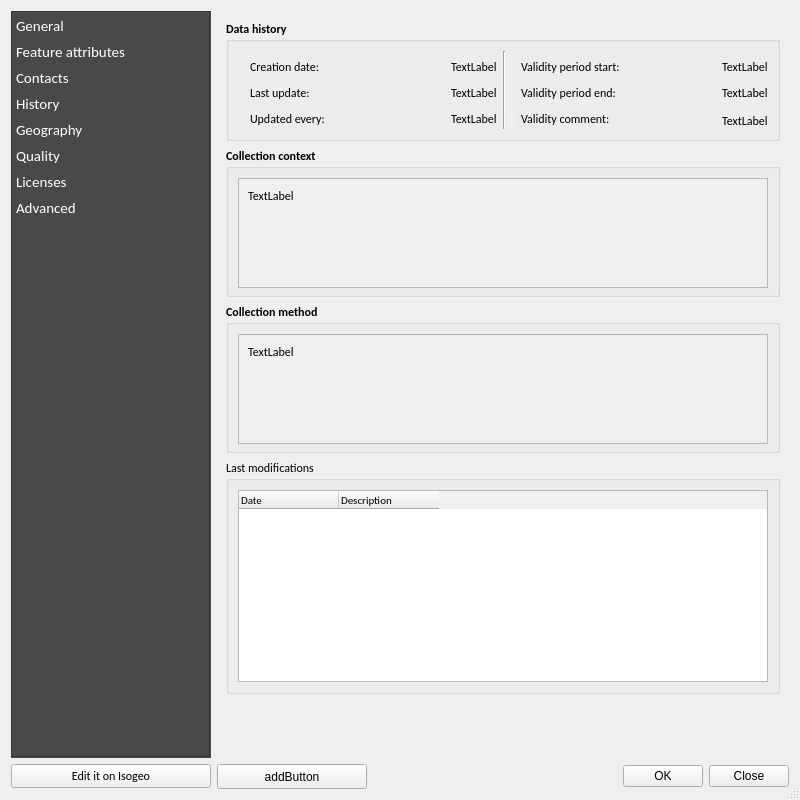
Old version of the form ui/metadata/ui_md_details.ui in the repository isogeo/isogeo-plugin-qgis.
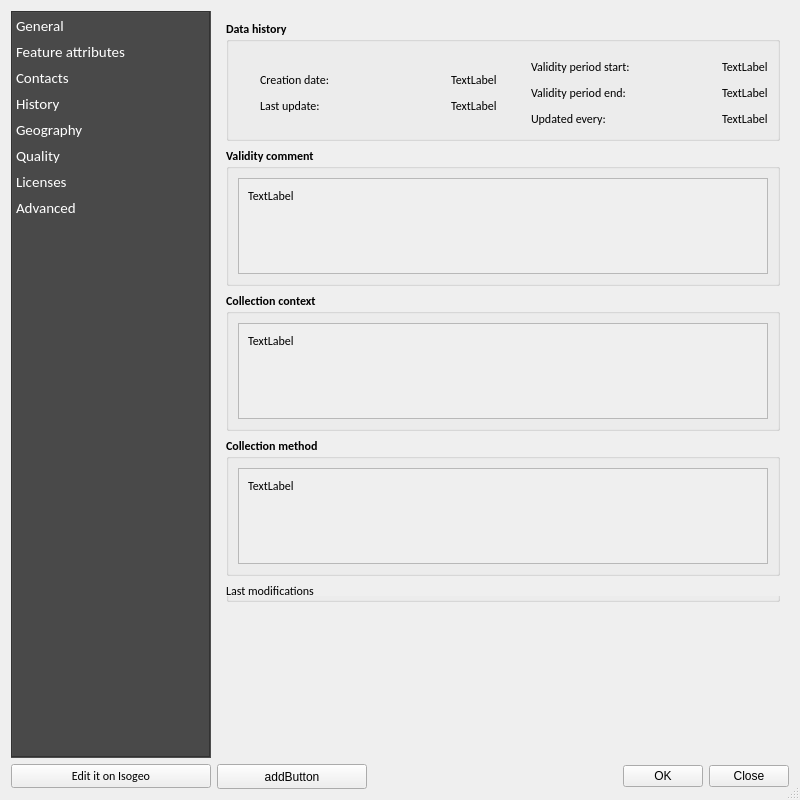
New version of the form. Icons and pictures are not drawn. Custom widgets are drawn as their Qt base class.

Commit message: #448 Add a GroupBox dedicated to validity comment

Patch:
```diff
--- a/ui/metadata/ui_md_details.ui
+++ b/ui/metadata/ui_md_details.ui
@@ -1218,6 +1218,12 @@
         <layout class="QVBoxLayout" name="verticalLayout_18">
          <item>
           <widget class="QGroupBox" name="grp_history">
+           <property name="sizePolicy">
+            <sizepolicy hsizetype="Preferred" vsizetype="Fixed">
+             <horstretch>0</horstretch>
+             <verstretch>0</verstretch>
+            </sizepolicy>
+           </property>
            <property name="minimumSize">
             <size>
              <width>0</width>
@@ -1244,6 +1250,12 @@
            <layout class="QGridLayout" name="gridLayout_5">
             <item row="0" column="1" rowspan="3" colspan="2">
              <widget class="Line" name="vert_separator">
+              <property name="sizePolicy">
+               <sizepolicy hsizetype="Fixed" vsizetype="Fixed">
+                <horstretch>0</horstretch>
+                <verstretch>0</verstretch>
+               </sizepolicy>
+              </property>
               <property name="orientation">
                <enum>Qt::Vertical</enum>
               </property>
@@ -1253,36 +1265,6 @@
              <layout class="QVBoxLayout" name="verticalLayout_14">
               <item>
                <layout class="QGridLayout" name="gridLayout_9">
-                <item row="2" column="5">
-                 <widget class="QLabel" name="val_frequency">
-                  <property name="font">
-                   <font>
-                    <family>Calibri</family>
-                    <pointsize>9</pointsize>
-                    <weight>50</weight>
-                    <bold>false</bold>
-                   </font>
-                  </property>
-                  <property name="text">
-                   <string>TextLabel</string>
-                  </property>
-                 </widget>
-                </item>
-                <item row="2" column="2">
-                 <widget class="QLabel" name="lbl_frequency">
-                  <property name="font">
-                   <font>
-                    <family>Calibri</family>
-                    <pointsize>9</pointsize>
-                    <weight>50</weight>
-                    <bold>false</bold>
-                   </font>
-                  </property>
-                  <property name="text">
-                   <string>Updated every:</string>
-                  </property>
-                 </widget>
-                </item>
                 <item row="1" column="5">
                  <widget class="QLabel" name="val_data_update">
                   <property name="font">
@@ -1298,42 +1280,18 @@
                   </property>
                  </widget>
                 </item>
-                <item row="1" column="2">
-                 <widget class="QLabel" name="lbl_data_update">
-                  <property name="font">
-                   <font>
-                    <family>Calibri</family>
-                    <pointsize>9</pointsize>
-                    <weight>50</weight>
-                    <bold>false</bold>
-                   </font>
+                <item row="0" column="3">
+                 <spacer name="horiz_spacer_data_update">
+                  <property name="orientation">
+                   <enum>Qt::Horizontal</enum>
                   </property>
-                  <property name="text">
-                   <string>Last update:</string>
-                  </property>
-                 </widget>
-                </item>
-                <item row="1" column="1">
-                 <widget class="QLabel" name="ico_data_update">
-                  <property name="maximumSize">
+                  <property name="sizeHint" stdset="0">
                    <size>
-                    <width>16</width>
-                    <height>16</height>
+                    <width>13</width>
+                    <height>20</height>
                    </size>
                   </property>
-                  <property name="text">
-                   <string/>
-                  </property>
-                  <property name="pixmap">
-                   <pixmap resource="../../resources.qrc">:/plugins/Isogeo/resources/results/sort-datamodified.svg</pixmap>
-                  </property>
-                  <property name="scaledContents">
-                   <bool>true</bool>
-                  </property>
-                  <property name="alignment">
-                   <set>Qt::AlignCenter</set>
-                  </property>
-                 </widget>
+                 </spacer>
                 </item>
                 <item row="0" column="5">
                  <widget class="QLabel" name="val_data_crea">
@@ -1352,6 +1310,12 @@
                 </item>
                 <item row="0" column="1">
                  <widget class="QLabel" name="ico_data_crea">
+                  <property name="minimumSize">
+                   <size>
+                    <width>16</width>
+                    <height>16</height>
+                   </size>
+                  </property>
                   <property name="maximumSize">
                    <size>
                     <width>16</width>
@@ -1372,6 +1336,47 @@
                   </property>
                  </widget>
                 </item>
+                <item row="1" column="3">
+                 <spacer name="horizontalSpacer">
+                  <property name="orientation">
+                   <enum>Qt::Horizontal</enum>
+                  </property>
+                  <property name="sizeHint" stdset="0">
+                   <size>
+                    <width>40</width>
+                    <height>20</height>
+                   </size>
+                  </property>
+                 </spacer>
+                </item>
+                <item row="1" column="1">
+                 <widget class="QLabel" name="ico_data_update">
+                  <property name="minimumSize">
+                   <size>
+                    <width>16</width>
+                    <height>16</height>
+                   </size>
+                  </property>
+                  <property name="maximumSize">
+                   <size>
+                    <width>16</width>
+                    <height>16</height>
+                   </size>
+                  </property>
+                  <property name="text">
+                   <string/>
+                  </property>
+                  <property name="pixmap">
+                   <pixmap resource="../../resources.qrc">:/plugins/Isogeo/resources/results/sort-datamodified.svg</pixmap>
+                  </property>
+                  <property name="scaledContents">
+                   <bool>true</bool>
+                  </property>
+                  <property name="alignment">
+                   <set>Qt::AlignCenter</set>
+                  </property>
+                 </widget>
+                </item>
                 <item row="0" column="2">
                  <widget class="QLabel" name="lbl_data_crea">
                   <property name="font">
@@ -1387,53 +1392,8 @@
                   </property>
                  </widget>
                 </item>
-                <item row="1" column="3">
-                 <spacer name="horizontalSpacer">
-                  <property name="orientation">
-                   <enum>Qt::Horizontal</enum>
-                  </property>
-                  <property name="sizeHint" stdset="0">
-                   <size>
-                    <width>40</width>
-                    <height>20</height>
-                   </size>
-                  </property>
-                 </spacer>
-                </item>
-                <item row="0" column="3">
-                 <spacer name="horiz_spacer_data_update">
-                  <property name="orientation">
-                   <enum>Qt::Horizontal</enum>
-                  </property>
-                  <property name="sizeHint" stdset="0">
-                   <size>
-                    <width>13</width>
-                    <height>20</height>
-                   </size>
-                  </property>
-                 </spacer>
-                </item>
-                <item row="2" column="3">
-                 <spacer name="horizontalSpacer_2">
-                  <property name="orientation">
-                   <enum>Qt::Horizontal</enum>
-                  </property>
-                  <property name="sizeHint" stdset="0">
-                   <size>
-                    <width>40</width>
-                    <height>20</height>
-                   </size>
-                  </property>
-                 </spacer>
-                </item>
-                <item row="2" column="1">
-                 <widget class="QLabel" name="ico_frequency">
-                  <property name="maximumSize">
-                   <size>
-                    <width>16</width>
-                    <height>16</height>
-                   </size>
-                  </property>
+                <item row="1" column="2">
+                 <widget class="QLabel" name="lbl_data_update">
                   <property name="font">
                    <font>
                     <family>Calibri</family>
@@ -1443,16 +1403,7 @@
                    </font>
                   </property>
                   <property name="text">
-                   <string/>
-                  </property>
-                  <property name="pixmap">
-                   <pixmap resource="../../resources.qrc">:/plugins/Isogeo/resources/refresh.svg</pixmap>
-                  </property>
-                  <property name="scaledContents">
-                   <bool>true</bool>
-                  </property>
-                  <property name="alignment">
-                   <set>Qt::AlignCenter</set>
+                   <string>Last update:</string>
                   </property>
                  </widget>
                 </item>
@@ -1464,48 +1415,6 @@
              <layout class="QVBoxLayout" name="verticalLayout_15">
               <item>
                <layout class="QGridLayout" name="gridLayout_11">
-                <item row="2" column="1">
-                 <widget class="QLabel" name="lbl_valid_comment">
-                  <property name="font">
-                   <font>
-                    <family>Calibri</family>
-                    <pointsize>9</pointsize>
-                    <weight>50</weight>
-                    <bold>false</bold>
-                   </font>
-                  </property>
-                  <property name="text">
-                   <string>Validity comment:</string>
-                  </property>
-                 </widget>
-                </item>
-                <item row="2" column="3">
-                 <widget class="QLabel" name="val_valid_comment">
-                  <property name="font">
-                   <font>
-                    <family>Calibri</family>
-                    <pointsize>9</pointsize>
-                    <weight>50</weight>
-                    <bold>false</bold>
-                   </font>
-                  </property>
-                  <property name="text">
-                   <string>TextLabel</string>
-                  </property>
-                  <property name="scaledContents">
-                   <bool>true</bool>
-                  </property>
-                  <property name="alignment">
-                   <set>Qt::AlignBottom|Qt::AlignLeading|Qt::AlignLeft</set>
-                  </property>
-                  <property name="wordWrap">
-                   <bool>true</bool>
-                  </property>
-                  <property name="openExternalLinks">
-                   <bool>true</bool>
-                  </property>
-                 </widget>
-                </item>
                 <item row="2" column="2">
                  <spacer name="horizontalSpacer_3">
                   <property name="orientation">
@@ -1519,47 +1428,14 @@
                   </property>
                  </spacer>
                 </item>
-                <item row="2" column="0">
-                 <widget class="QLabel" name="ico_valid_comment">
-                  <property name="maximumSize">
-                   <size>
-                    <width>16</width>
-                    <height>16</height>
-                   </size>
-                  </property>
-                  <property name="font">
-                   <font>
-                    <family>Calibri</family>
-                    <pointsize>9</pointsize>
-                    <weight>50</weight>
-                    <bold>false</bold>
-                   </font>
-                  </property>
-                  <property name="autoFillBackground">
-                   <bool>true</bool>
-                  </property>
-                  <property name="text">
-                   <string/>
-                  </property>
-                  <property name="pixmap">
-                   <pixmap resource="../../resources.qrc">:/plugins/Isogeo/resources/metadata/comment-o.svg</pixmap>
-                  </property>
-                  <property name="scaledContents">
-                   <bool>true</bool>
-                  </property>
-                  <property name="alignment">
-                   <set>Qt::AlignCenter</set>
-                  </property>
-                  <property name="wordWrap">
-                   <bool>true</bool>
-                  </property>
-                  <property name="textInteractionFlags">
-                   <set>Qt::NoTextInteraction</set>
-                  </property>
-                 </widget>
-                </item>
                 <item row="1" column="0">
                  <widget class="QLabel" name="ico_valid_end">
+                  <property name="minimumSize">
+                   <size>
+                    <width>16</width>
+                    <height>16</height>
+                   </size>
+                  </property>
                   <property name="maximumSize">
                    <size>
                     <width>16</width>
@@ -1597,6 +1473,12 @@
                 </item>
                 <item row="0" column="0">
                  <widget class="QLabel" name="ico_valid_start">
+                  <property name="minimumSize">
+                   <size>
+                    <width>16</width>
+                    <height>16</height>
+                   </size>
+                  </property>
                   <property name="maximumSize">
                    <size>
                     <width>16</width>
@@ -1688,6 +1570,72 @@
                   </property>
                  </spacer>
                 </item>
+                <item row="2" column="1">
+                 <widget class="QLabel" name="lbl_frequency">
+                  <property name="font">
+                   <font>
+                    <family>Calibri</family>
+                    <pointsize>9</pointsize>
+                    <weight>50</weight>
+                    <bold>false</bold>
+                   </font>
+                  </property>
+                  <property name="text">
+                   <string>Updated every:</string>
+                  </property>
+                 </widget>
+                </item>
+                <item row="2" column="0">
+                 <widget class="QLabel" name="ico_frequency">
+                  <property name="minimumSize">
+                   <size>
+                    <width>16</width>
+                    <height>16</height>
+                   </size>
+                  </property>
+                  <property name="maximumSize">
+                   <size>
+                    <width>16</width>
+                    <height>16</height>
+                   </size>
+                  </property>
+                  <property name="font">
+                   <font>
+                    <family>Calibri</family>
+                    <pointsize>9</pointsize>
+                    <weight>50</weight>
+                    <bold>false</bold>
+                   </font>
+                  </property>
+                  <property name="text">
+                   <string/>
+                  </property>
+                  <property name="pixmap">
+                   <pixmap resource="../../resources.qrc">:/plugins/Isogeo/resources/refresh.svg</pixmap>
+                  </property>
+                  <property name="scaledContents">
+                   <bool>true</bool>
+                  </property>
+                  <property name="alignment">
+                   <set>Qt::AlignCenter</set>
+                  </property>
+                 </widget>
+                </item>
+                <item row="2" column="3">
+                 <widget class="QLabel" name="val_frequency">
+                  <property name="font">
+                   <font>
+                    <family>Calibri</family>
+                    <pointsize>9</pointsize>
+                    <weight>50</weight>
+                    <bold>false</bold>
+                   </font>
+                  </property>
+                  <property name="text">
+                   <string>TextLabel</string>
+                  </property>
+                 </widget>
+                </item>
                </layout>
               </item>
              </layout>
@@ -1698,18 +1646,117 @@
            <zorder></zorder>
           </widget>
          </item>
+         <item>
+          <widget class="QGroupBox" name="grp_valid_comment">
+           <property name="sizePolicy">
+            <sizepolicy hsizetype="Preferred" vsizetype="Preferred">
+             <horstretch>0</horstretch>
+             <verstretch>0</verstretch>
+            </sizepolicy>
+           </property>
+           <property name="font">
+            <font>
+             <family>Calibri</family>
+             <pointsize>9</pointsize>
+             <weight>75</weight>
+             <bold>true</bold>
+            </font>
+           </property>
+           <property name="title">
+            <string>Validity comment</string>
+           </property>
+           <layout class="QVBoxLayout" name="verticalLayout_8">
+            <item>
+             <widget class="QScrollArea" name="scrollArea_8">
+              <property name="sizePolicy">
+               <sizepolicy hsizetype="Expanding" vsizetype="Expanding">
+                <horstretch>0</horstretch>
+                <verstretch>0</verstretch>
+               </sizepolicy>
+              </property>
+              <property name="widgetResizable">
+               <bool>true</bool>
+              </property>
+              <widget class="QWidget" name="scrollAreaWidgetContents_9">
+               <property name="geometry">
+                <rect>
+                 <x>0</x>
+                 <y>0</y>
+                 <width>521</width>
+                 <height>95</height>
+                </rect>
+               </property>
+               <property name="sizePolicy">
+                <sizepolicy hsizetype="Preferred" vsizetype="Minimum">
+                 <horstretch>0</horstretch>
+                 <verstretch>0</verstretch>
+                </sizepolicy>
+               </property>
+               <layout class="QVBoxLayout" name="verticalLayout_12">
+                <item>
+                 <widget class="QLabel" name="val_valid_comment">
+                  <property name="sizePolicy">
+                   <sizepolicy hsizetype="Preferred" vsizetype="Minimum">
+                    <horstretch>0</horstretch>
+                    <verstretch>0</verstretch>
+                   </sizepolicy>
+                  </property>
+                  <property name="font">
+                   <font>
+                    <family>Calibri</family>
+                    <pointsize>9</pointsize>
+                    <weight>50</weight>
+                    <bold>false</bold>
+                   </font>
+                  </property>
+                  <property name="cursor">
+                   <cursorShape>IBeamCursor</cursorShape>
+                  </property>
+                  <property name="text">
+                   <string>TextLabel</string>
+                  </property>
+                  <property name="scaledContents">
+                   <bool>true</bool>
+                  </property>
+                  <property name="alignment">
+                   <set>Qt::AlignLeading|Qt::AlignLeft|Qt::AlignTop</set>
+                  </property>
+                  <property name="wordWrap">
+                   <bool>true</bool>
+                  </property>
+                  <property name="openExternalLinks">
+                   <bool>true</bool>
+                  </property>
+                  <property name="textInteractionFlags">
+                   <set>Qt::LinksAccessibleByMouse|Qt::TextSelectableByMouse</set>
+                  </property>
+                 </widget>
+                </item>
+               </layout>
+              </widget>
+             </widget>
+            </item>
+           </layout>
+          </widget>
+         </item>
          <item>
           <widget class="QGroupBox" name="grp_collect_context">
+           <property name="sizePolicy">
+            <sizepolicy hsizetype="Preferred" vsizetype="Preferred">
+             <horstretch>0</horstretch>
+             <verstretch>0</verstretch>
+            </sizepolicy>
+           </property>
            <property name="minimumSize">
             <size>
              <width>0</width>
-             <height>110</height>
+             <height>0</height>
             </size>
            </property>
            <property name="maximumSize">
             <size>
              <width>16777215</width>
-             <height>150</height>
+             <height>16777215</height>
             </size>
            </property>
            <property name="font">
@@ -1726,16 +1773,22 @@
            <layout class="QVBoxLayout" name="verticalLayout_6">
             <item>
              <widget class="QScrollArea" name="scrollArea_7">
+              <property name="sizePolicy">
+               <sizepolicy hsizetype="Expanding" vsizetype="Expanding">
+                <horstretch>0</horstretch>
+                <verstretch>0</verstretch>
+               </sizepolicy>
+              </property>
               <property name="minimumSize">
                <size>
                 <width>0</width>
-                <height>110</height>
+                <height>0</height>
                </size>
               </property>
               <property name="maximumSize">
                <size>
                 <width>16777215</width>
-                <height>140</height>
+                <height>16777215</height>
                </size>
               </property>
               <property name="widgetResizable">
@@ -1747,13 +1800,19 @@
                  <x>0</x>
                  <y>0</y>
                  <width>521</width>
-                 <height>108</height>
+                 <height>95</height>
                 </rect>
                </property>
+               <property name="sizePolicy">
+                <sizepolicy hsizetype="Preferred" vsizetype="Minimum">
+                 <horstretch>0</horstretch>
+                 <verstretch>0</verstretch>
+                </sizepolicy>
+               </property>
                <property name="minimumSize">
                 <size>
                  <width>0</width>
-                 <height>100</height>
+                 <height>0</height>
                 </size>
                </property>
                <property name="maximumSize">
@@ -1762,13 +1821,19 @@
                  <height>16777215</height>
                 </size>
                </property>
-               <layout class="QGridLayout" name="gridLayout_30">
-                <item row="0" column="0">
+               <layout class="QVBoxLayout" name="verticalLayout_9">
+                <item>
                  <widget class="QLabel" name="val_context">
+                  <property name="sizePolicy">
+                   <sizepolicy hsizetype="Preferred" vsizetype="Minimum">
+                    <horstretch>0</horstretch>
+                    <verstretch>0</verstretch>
+                   </sizepolicy>
+                  </property>
                   <property name="minimumSize">
                    <size>
                     <width>0</width>
-                    <height>50</height>
+                    <height>0</height>
                    </size>
                   </property>
                   <property name="maximumSize">
@@ -1820,16 +1885,22 @@
          </item>
          <item>
           <widget class="QGroupBox" name="grp_collect_method">
+           <property name="sizePolicy">
+            <sizepolicy hsizetype="Preferred" vsizetype="Preferred">
+             <horstretch>0</horstretch>
+             <verstretch>0</verstretch>
+            </sizepolicy>
+           </property>
            <property name="minimumSize">
             <size>
              <width>0</width>
-             <height>110</height>
+             <height>0</height>
             </size>
            </property>
            <property name="maximumSize">
             <size>
              <width>16777215</width>
-             <height>150</height>
+             <height>16777215</height>
             </size>
            </property>
            <property name="font">
@@ -1846,16 +1917,22 @@
            <layout class="QVBoxLayout" name="verticalLayout_7">
             <item>
              <widget class="QScrollArea" name="scrollArea_9">
+              <property name="sizePolicy">
+               <sizepolicy hsizetype="Expanding" vsizetype="Expanding">
+                <horstretch>0</horstretch>
+                <verstretch>0</verstretch>
+               </sizepolicy>
+              </property>
               <property name="minimumSize">
                <size>
                 <width>0</width>
-                <height>110</height>
+                <height>0</height>
                </size>
               </property>
               <property name="maximumSize">
                <size>
                 <width>16777215</width>
-                <height>140</height>
+                <height>16777215</height>
                </size>
               </property>
               <property name="widgetResizable">
@@ -1867,22 +1944,34 @@
                  <x>0</x>
                  <y>0</y>
                  <width>521</width>
-                 <height>108</height>
+                 <height>94</height>
                 </rect>
                </property>
+               <property name="sizePolicy">
+                <sizepolicy hsizetype="Preferred" vsizetype="Minimum">
+                 <horstretch>0</horstretch>
+                 <verstretch>0</verstretch>
+                </sizepolicy>
+               </property>
                <property name="minimumSize">
                 <size>
                  <width>0</width>
-                 <height>100</height>
+                 <height>0</height>
                 </size>
                </property>
-               <layout class="QGridLayout" name="gridLayout_4">
-                <item row="0" column="0">
+               <layout class="QVBoxLayout" name="verticalLayout_10">
+                <item>
                  <widget class="QLabel" name="val_method">
+                  <property name="sizePolicy">
+                   <sizepolicy hsizetype="Preferred" vsizetype="Minimum">
+                    <horstretch>0</horstretch>
+                    <verstretch>0</verstretch>
+                   </sizepolicy>
+                  </property>
                   <property name="minimumSize">
                    <size>
                     <width>0</width>
-                    <height>50</height>
+                    <height>0</height>
                    </size>
                   </property>
                   <property name="maximumSize">
@@ -1934,10 +2023,16 @@
          </item>
          <item>
           <widget class="QgsCollapsibleGroupBox" name="mGroupBox">
+           <property name="sizePolicy">
+            <sizepolicy hsizetype="Preferred" vsizetype="Expanding">
+             <horstretch>0</horstretch>
+             <verstretch>0</verstretch>
+            </sizepolicy>
+           </property>
            <property name="maximumSize">
             <size>
              <width>16777215</width>
-             <height>16777215</height>
+             <height>20</height>
             </size>
            </property>
            <property name="font">
@@ -1950,7 +2045,7 @@
             <string>Last modifications</string>
            </property>
            <property name="collapsed">
-            <bool>false</bool>
+            <bool>true</bool>
            </property>
            <layout class="QVBoxLayout" name="verticalLayout_16">
             <item>
```
The commit also changes 2 other files.
